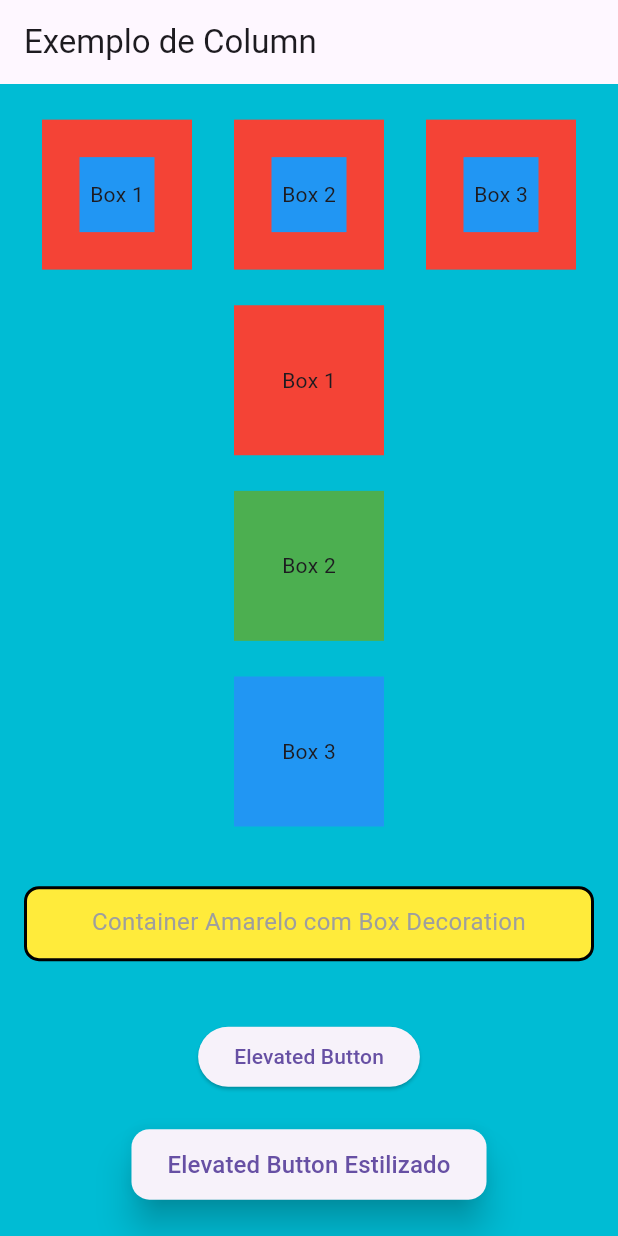
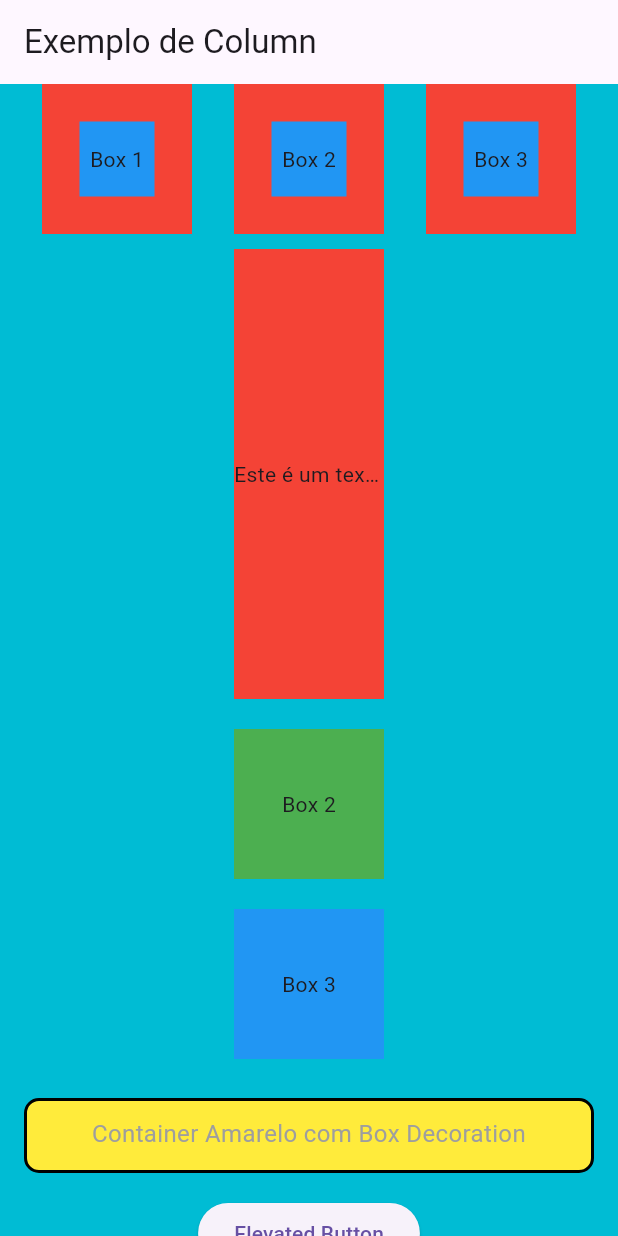
Before and after one commit to Chikrem/projetos_flutter, a Flutter app: the screen it shows after launch, on a phone screen of 412 x 824 dp. Run offline on Flutter 3.47's test engine with Material 3 defaults, Android fonts, the phone set to English and light mode, and no system bars.

Commit message:
Overflow e Árvore de Widgets

```diff
--- a/lib/main.dart
+++ b/lib/main.dart
@@ -22,7 +22,9 @@ class MyApp extends StatelessWidget {
             Container(                                              // Um widget flexível que combina layout e estilo. Pode ser usado para definir dimensões, bordas, cores, padding, margens e muito mais.
               color: Colors.cyan,
             ),
-            Column(                                                 // Organiza seus filhos (widgets) em uma disposição vertical (de cima para baixo), proporcionando uma maneira simples e eficaz de construir layouts verticais.
+            SingleChildScrollView(                                  // Permite que o conteúdo seja rolado se exceder os limites do contêiner.
+
+              child: Column(                                                 // Organiza seus filhos (widgets) em uma disposição vertical (de cima para baixo), proporcionando uma maneira simples e eficaz de construir layouts verticais.
 
                 mainAxisAlignment: MainAxisAlignment.spaceEvenly,     // Distribui os containers com espaçamento igual entre eles.
                 crossAxisAlignment: CrossAxisAlignment.center,        // Centraliza os containers horizontalmente.
@@ -60,22 +62,29 @@ class MyApp extends StatelessWidget {
                       ),
                     ],
                   ),
+
                   Container(
                     width: 100,
-                  height: 100,
+                    height: 300,
                     color: Colors.red,
-                  child: const Center(child: Text('Box 1')),
+                    margin: EdgeInsets.all(10),
+                    child: const Center(child: Text(
+                      'Este é um texto muito longo que pode causar overflow.',          // "overflow" ocorre quando um widget tenta renderizar conteúdo que excede os limites do seu contêiner pai.
+                      overflow: TextOverflow.ellipsis,
+                    )),
                   ),
                   Container(
                     width: 100,
                     height: 100,
                     color: Colors.green,
+                    margin: EdgeInsets.all(10),
                     child: const Center(child: Text('Box 2')),
                   ),
                   Container(
                     width: 100,
                     height: 100,
                     color: Colors.blue,
+                    margin: EdgeInsets.all(10),
                     child: const Center(child: Text('Box 3')),
                   ),
                   Container(
@@ -122,6 +131,7 @@ class MyApp extends StatelessWidget {
                   ),
                 ],
               ),
+            ),
           ],
         )
       ),
```
Lines whose indentation alone changed are shown as unchanged.
